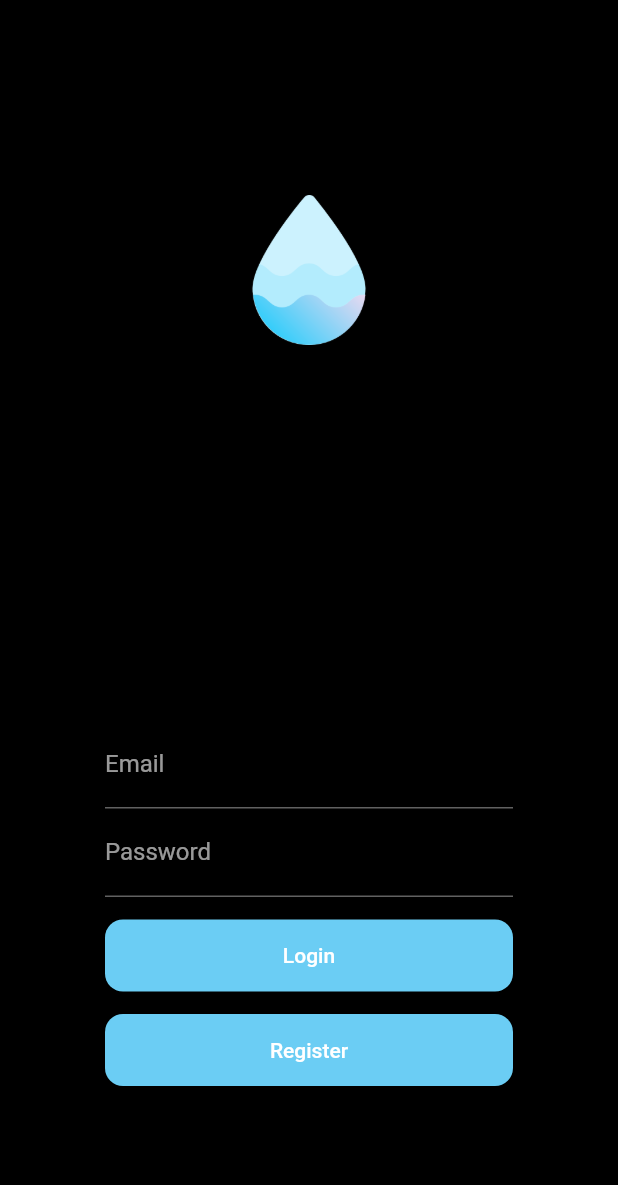
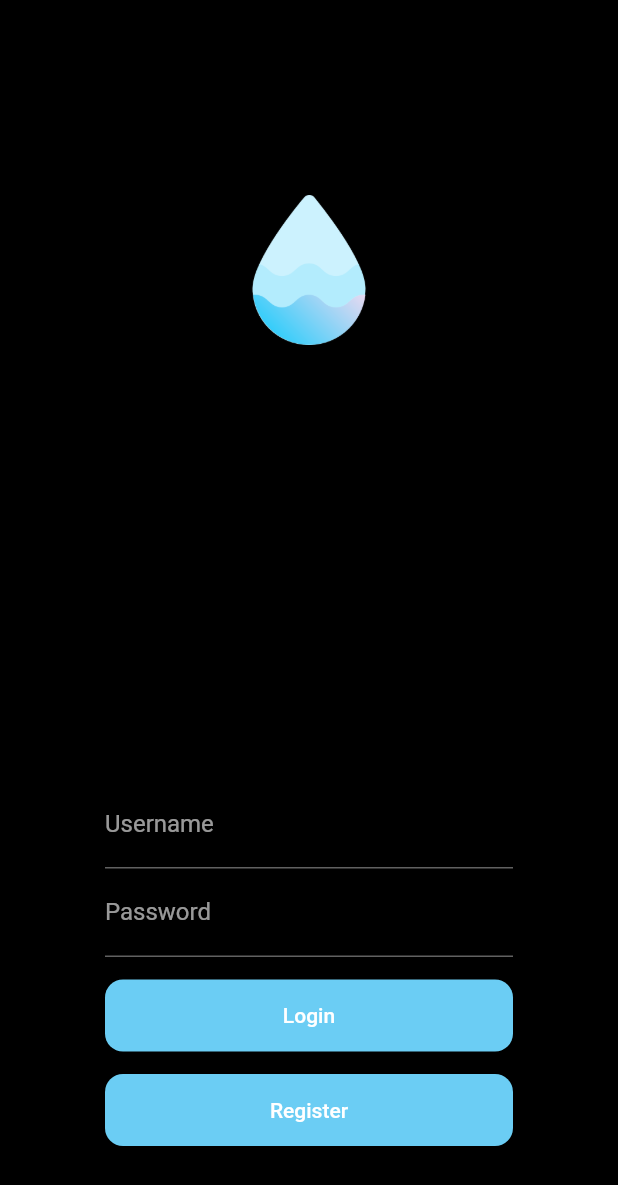
Before and after one commit to thank-tank/mobile, a Flutter app: the Auth screen opened directly, on a phone screen of 412 x 824 dp. Shown: the top 1185 px of the screen. Run offline on Flutter 3.47's test engine with Material 2 defaults, Android fonts, the phone set to English and light mode, and no system bars.

Commit message:
base structure set with auth and endpoint config

```diff
--- a/lib/src/onboard/auth.dart
+++ b/lib/src/onboard/auth.dart
@@ -14,16 +14,14 @@ class Auth extends StatefulWidget {
 
 class _AuthState extends State<Auth> {
   final _formKey = GlobalKey<FormState>();
-  final TextEditingController _emailController = new TextEditingController();
+  final TextEditingController _usernameController = new TextEditingController();
   final TextEditingController _passwordController = new TextEditingController();
 
-  String emailValidator(String value) {
+  String usernameValidator(String value) {
     if (value.isEmpty) {
-      return "Email empty";
-    } else if (!RegExp(
-            r"^[a-zA-Z0-9.a-zA-Z0-9.!#$%&'*+-/=?^_`{|}~]+@[a-zA-Z0-9]+\.[a-zA-Z]+")
-        .hasMatch(value)) {
-      return "Invalid email";
+      return "Username empty";
+    } else if (value.length < 4) {
+      return "Username must contain at least 4 characters";
     }
     return null;
   }
@@ -40,11 +38,11 @@ class _AuthState extends State<Auth> {
   void login(BuildContext context) async {
     var response = await http.post(URL_LOGIN,
         body:
-            '{"email": "${_emailController.text}", "password":"${_passwordController.text}"}');
+            '{"username": "${_usernameController.text}", "password":"${_passwordController.text}"}');
     print('Response status: ${response.statusCode}');
     if (response.statusCode == 200) {
       Navigator.pushReplacement(
-          context, MaterialPageRoute(builder: (context) => Home(_emailController.text)));
+          context, MaterialPageRoute(builder: (context) => Home(_usernameController.text)));
     } else {
       showErrorDialog(context, "Invalid credentials");
     }
@@ -53,12 +51,12 @@ class _AuthState extends State<Auth> {
   void register(BuildContext context) async {
     var response = await http.post(URL_REGISTER,
         body:
-            '{"email": "${_emailController.text}", "password":"${_passwordController.text}"}');
+            '{"username": "${_usernameController.text}", "password":"${_passwordController.text}"}');
     print('Response status: ${response.statusCode}');
     if (response.statusCode == 201) {
       login(context);
     } else {
-      showErrorDialog(context, "Email not available");
+      showErrorDialog(context, "Username not available");
     }
   }
 
@@ -80,10 +78,10 @@ class _AuthState extends State<Auth> {
                   child: Image(image: AssetImage('assets/img/water.png'))),
               Spacer(),
               TextFormField(
-                validator: (value) => emailValidator(value),
-                controller: _emailController,
+                validator: (value) => usernameValidator(value),
+                controller: _usernameController,
                 decoration: const InputDecoration(
-                  labelText: "Email",
+                  labelText: "Username",
                 ),
               ),
               TextFormField(
@@ -125,7 +123,7 @@ class _AuthState extends State<Auth> {
                 ),
               ),
               SizedBox(
-                height: 80,
+                height: 40,
               ),
             ],
           ),
--- a/lib/src/utils/constants.dart
+++ b/lib/src/utils/constants.dart
@@ -19,7 +19,8 @@ var defaultTheme = ThemeData(
 
 const AWS_HOST = "http://54.153.13.255:8000/";
 const LOCAL_HOST = "http://127.0.0.1:8000/";
-const BASE_URL = LOCAL_HOST;
+//const BASE_URL = LOCAL_HOST;
+const BASE_URL = AWS_HOST;
 
 const URL_REGISTER = BASE_URL + "user/register";
 const URL_LOGIN = BASE_URL + "user/login";
```
Also changed, not shown: lib/src/onboard/home.dart (+41 -5 lines), lib/src/widgets/chatFeed.dart (added, +23 -0 lines), lib/src/widgets/dropGratitude.dart (added, +23 -0 lines), lib/src/widgets/homeFeed.dart (+10 -5 lines), lib/src/widgets/menuOverlay.dart (added, +47 -0 lines), lib/src/widgets/titleBar.dart (added, +42 -0 lines).
